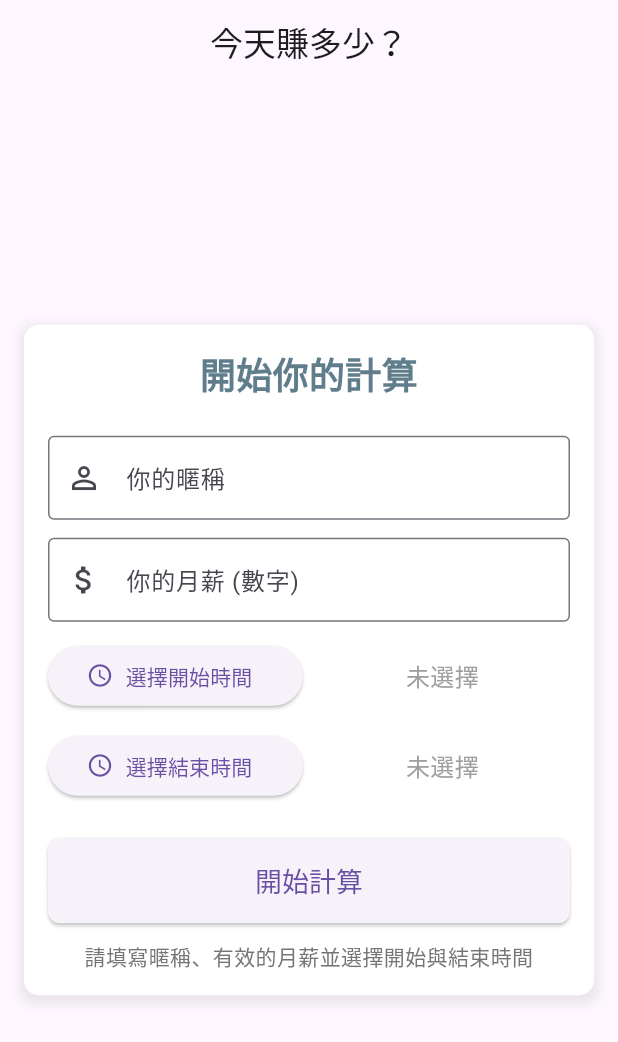
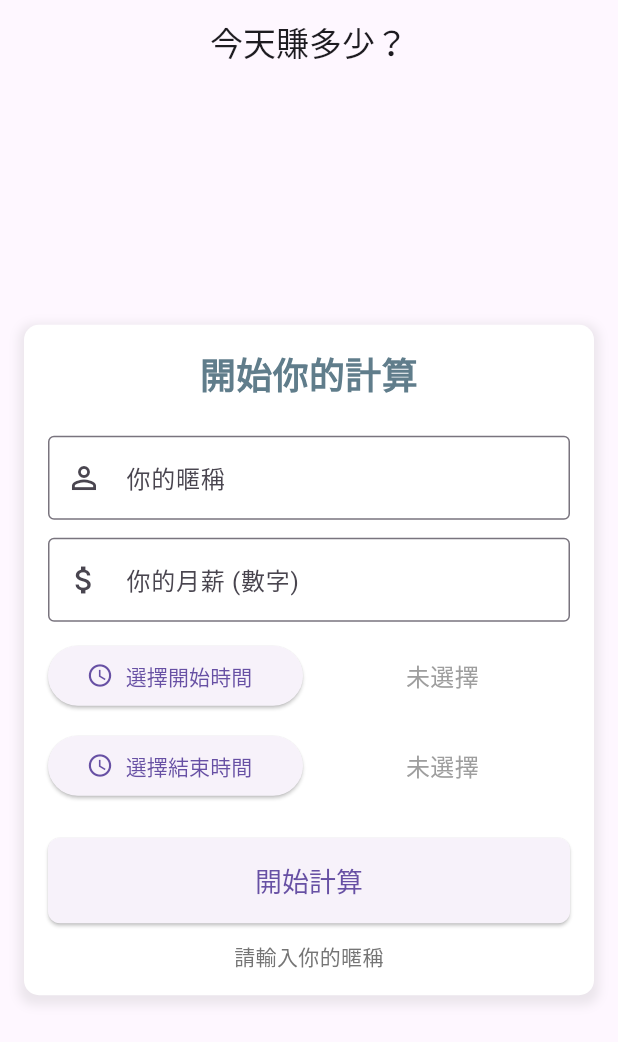
Before and after one commit to d-chien/salary-calculator, a Flutter app: the screen it shows after launch, after a tap on "開始計算", on a phone screen of 412 x 824 dp. Shown: the top 1042 px of the screen. Run offline on Flutter 3.47's test engine with Material 3 defaults, Android fonts, the phone set to English and light mode, and no system bars.

Commit message:
add feature: salary positive interger examination

```diff
--- a/salary_calculator/lib/main.dart
+++ b/salary_calculator/lib/main.dart
@@ -120,83 +120,99 @@ class _SalaryCalculatorPageState extends State<SalaryCalculatorPage> {
   }
 
 
-  // 開始工作計算
+// 開始工作計算
   void _startWork() {
     final nickname = _nicknameController.text.trim();
     final monthlySalary = double.tryParse(_monthlySalaryController.text);
 
-    // 檢查輸入和時間選擇是否有效
-    if (nickname.isEmpty || monthlySalary == null || monthlySalary <= 0 || _selectedStartTime == null || _selectedEndTime == null) {
+    // --- 輸入驗證 ---
+
+    // 驗證暱稱是否為空
+    if (nickname.isEmpty) {
       setState(() {
-        _statusMessage = '請填寫暱稱、有效的月薪並選擇開始與結束時間';
+        _statusMessage = '請輸入你的暱稱'; // 具體提示暱稱問題
       });
-      return; // 輸入無效，停止後續操作
+      return; // 驗證失敗，停止後續操作
     }
 
-    // 結合今天的日期和選定的時間
-    final now = DateTime.now();
-    _workStartTimeToday = DateTime(now.year, now.month, now.day, _selectedStartTime!.hour, _selectedStartTime!.minute);
-    _workEndTimeToday = DateTime(now.year, now.month, now.day, _selectedEndTime!.hour, _selectedEndTime!.minute);
-
-     // 如果結束時間在開始時間之前（假設是第二天），簡單處理為添加到第二天
-     // 注意：這個簡單處理沒有考慮跨越多天，僅限於一天內或跨午夜一次
-    if (_workEndTimeToday!.isBefore(_workStartTimeToday!)) {
-        _workEndTimeToday = _workEndTimeToday!.add(const Duration(days: 1));
+    // 驗證月薪是否為有效的正數
+    // double.tryParse 如果解析失敗會返回 null
+    if (monthlySalary == null || monthlySalary <= 0) {
+      setState(() {
+        // 具體提示月薪問題
+        _statusMessage = '請輸入一個有效的正數月薪';
+      });
+      return; // 驗證失敗，停止後續操作
     }
 
-    // 計算總工作時長
-    _totalWorkDuration = _workEndTimeToday!.difference(_workStartTimeToday!);
+    // 驗證時間是否已選擇
+    if (_selectedStartTime == null || _selectedEndTime == null) {
+       setState(() {
+         _statusMessage = '請選擇工作開始時間和結束時間'; // 具體提示時間選擇問題
+       });
+       return; // 驗證失敗，停止後續操作
+    }
 
-    // 檢查總工作時長是否有效
-     if (_totalWorkDuration!.inSeconds <= 0) {
+    // 驗證時間區間是否有效 (結束時間在開始時間之後，且時長合理)
+    // 我們需要先組合 DateTime 物件來計算時長
+    final now = DateTime.now();
+    final workStartTimeToday = DateTime(now.year, now.month, now.day, _selectedStartTime!.hour, _selectedStartTime!.minute);
+    var workEndTimeToday = DateTime(now.year, now.month, now.day, _selectedEndTime!.hour, _selectedEndTime!.minute);
+
+    // 處理跨午夜的情況：如果結束時間數字上早於開始時間，假設它是第二天的時間
+    // 注意：這個簡單處理沒有考慮跨越多天，僅限於一天內或跨午夜一次
+    if (workEndTimeToday.isBefore(workStartTimeToday)) {
+        workEndTimeToday = workEndTimeToday.add(const Duration(days: 1));
+    }
+
+    final totalWorkDuration = workEndTimeToday.difference(workStartTimeToday);
+
+    // 檢查計算出的總工作時長是否大於 0，且不超過 24 小時（符合簡單跨午夜的假設）
+    if (totalWorkDuration.inSeconds <= 0 || totalWorkDuration.inHours > 24) {
          setState(() {
-           _statusMessage = '結束時間必須在開始時間之後';
+           _statusMessage = '請選擇有效的開始和結束時間 (結束時間需在開始時間之後，且總時長不超過24小時)';
          });
-         // 如果開始時間是今天結束時間是明天同一時間，時長是24小時，這是合理的
-         // 如果用戶選 9:00 到 9:00，時長是0，不合理
-         // 如果用戶選 9:00 到 8:00 (同一天)，_workEndTimeToday 在 _workStartTimeToday 之前，上面加一天會變成 9:00 到隔天 8:00
-         // 如果用戶選 23:00 到 1:00 (同一天)，_workEndTimeToday 在 _workStartTimeToday 之前，上面加一天會變成 23:00 到隔天 1:00 (時長 2 小時)
-         // 簡單化處理：如果加一天後的總時長 <= 0，或者超過 24 小時，視為無效輸入
-         if (_totalWorkDuration!.inHours > 24 || _totalWorkDuration!.inSeconds <= 0) {
-              setState(() {
-                _statusMessage = '請選擇有效的開始和結束時間';
-              });
-              return;
-         }
-     }
+         return; // 驗證失敗，停止後續操作
+    }
 
 
-    // 計算費率
+    // --- 輸入驗證結束 ---
+    // 如果所有驗證都通過，才執行後續的計算設置和狀態更新
+
+    // 將經過驗證的時間值賦給 State 變數，用於後續計算
+    _workStartTimeToday = workStartTimeToday;
+    _workEndTimeToday = workEndTimeToday;
+    _totalWorkDuration = totalWorkDuration;
+
+
+    // 計算日薪和每秒費率 (使用經過驗證的月薪值)
     _calculateRates(monthlySalary);
 
+     // 再次檢查費率是否計算成功（理論上前面積分已通過，這裡通常不會失敗）
      if (_dailyRate <= 0 || _secondRate <= 0) {
          setState(() {
-           _statusMessage = '計算費率時出錯，請檢查月薪和時長';
+           _statusMessage = '計算費率時出錯，請檢查輸入'; // 通用錯誤訊息
          });
          return;
      }
 
 
-    // 初始化狀態
+    // 初始化狀態以進入計算顯示界面
     setState(() {
-      // 注意：_isWorking 的概念在這裡改為「當前時間是否在工作時段內」
-      // 而不是「計算是否正在進行」
-      // 計算總是會進行，直到工作時段結束
-      _isWorking = false; // 先假設不在工作時段
-      _isWorkdayFinished = false; // 先假設工作未結束
-      _currentEarnings = 0.0; // 金額初始化
-      _workProgress = 0.0; // 進度條初始化
-       // 不再需要 _sessionStartTime
-       _statusMessage = '準備計算...'; // 更新狀態訊息
+      // _isWorking 和 _isWorkdayFinished 的初始狀態將在第一次 _updateEarnings 調用中根據當前時間設定
+      _isWorking = false;
+      _isWorkdayFinished = false;
+      _currentEarnings = 0.0; // 金額歸零
+      _workProgress = 0.0; // 進度歸零
+       _statusMessage = '準備計算...'; // 提示狀態
     });
 
-    // 啟動定時器，每 100 毫秒更新一次
+    // 啟動定時器，定時更新金額和進度
     _timer = Timer.periodic(const Duration(milliseconds: 100), (timer) {
-      // 在定時器觸發時調用 _updateEarnings 函數
       _updateEarnings();
     });
 
-    // 立即調用一次更新，以便在進入計算頁面時顯示正確的初始狀態
+    // 立即調用一次更新，確保頁面載入計算界面時顯示正確的初始狀態 (如「工作尚未開始」)
     _updateEarnings();
   }
 
```
